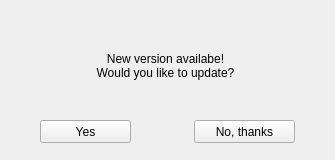
Above: UI/updatewinow_ui_form.ui from smoothie-ws/CS2-Workshop-Tools-Additions before the change. Below: the same form after it.
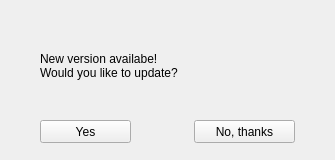
That is the form after the change.

What changed in the file:
```diff
--- a/UI/updatewinow_ui_form.ui
+++ b/UI/updatewinow_ui_form.ui
@@ -78,7 +78,7 @@
 Would you like to update?</string>
      </property>
      <property name="alignment">
-      <set>Qt::AlignCenter</set>
+      <set>Qt::AlignLeading|Qt::AlignLeft|Qt::AlignVCenter</set>
      </property>
      <property name="class" stdset="0">
       <string>regularText</string>
```
